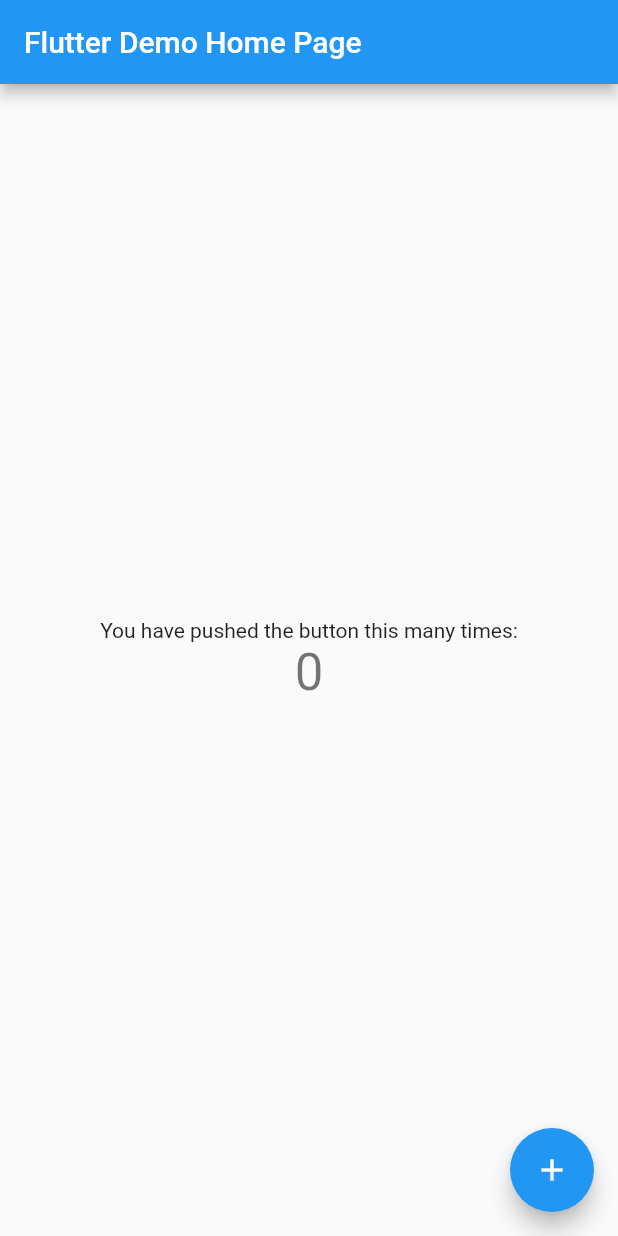
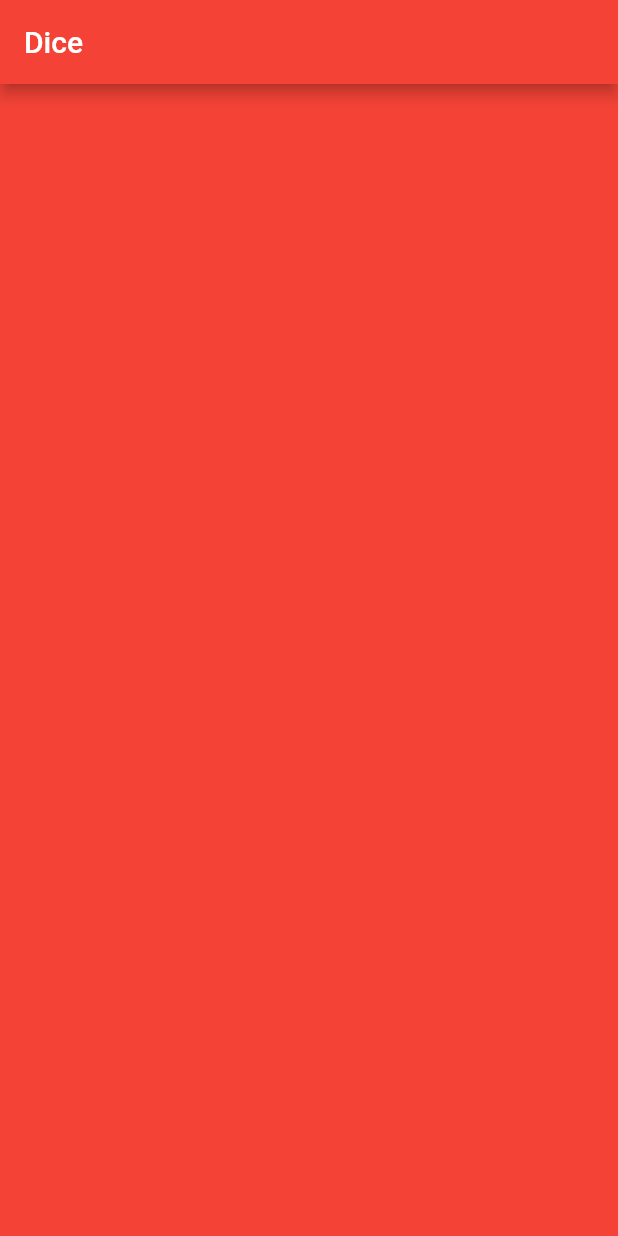
Before and after one commit to Saniya2201/dice_game, a Flutter app: the screen it shows after launch, on a phone screen of 412 x 824 dp. Run offline on Flutter 3.47's test engine with Material 2 defaults, Android fonts, the phone set to English and light mode, and no system bars.

Commit message:
changed icon and basic layout

```diff
--- a/lib/main.dart
+++ b/lib/main.dart
@@ -1,115 +1,25 @@
 import 'package:flutter/material.dart';
 
 void main() {
-  runApp(const MyApp());
+  return runApp(
+    MaterialApp(
+      home: Scaffold(
+        backgroundColor: Colors.red,
+        appBar: AppBar(
+          title: Text('Dice'),
+          backgroundColor: Colors.red,
+        ),
+        body: DicePage(),
+      ),
+    )
+  );
 }
 
-class MyApp extends StatelessWidget {
-  const MyApp({super.key});
-
-  // This widget is the root of your application.
-  @override
-  Widget build(BuildContext context) {
-    return MaterialApp(
-      title: 'Flutter Demo',
-      theme: ThemeData(
-        // This is the theme of your application.
-        //
-        // Try running your application with "flutter run". You'll see the
-        // application has a blue toolbar. Then, without quitting the app, try
-        // changing the primarySwatch below to Colors.green and then invoke
-        // "hot reload" (press "r" in the console where you ran "flutter run",
-        // or simply save your changes to "hot reload" in a Flutter IDE).
-        // Notice that the counter didn't reset back to zero; the application
-        // is not restarted.
-        primarySwatch: Colors.blue,
-      ),
-      home: const MyHomePage(title: 'Flutter Demo Home Page'),
-    );
-  }
-}
-
-class MyHomePage extends StatefulWidget {
-  const MyHomePage({super.key, required this.title});
-
-  // This widget is the home page of your application. It is stateful, meaning
-  // that it has a State object (defined below) that contains fields that affect
-  // how it looks.
-
-  // This class is the configuration for the state. It holds the values (in this
-  // case the title) provided by the parent (in this case the App widget) and
-  // used by the build method of the State. Fields in a Widget subclass are
-  // always marked "final".
-
-  final String title;
-
-  @override
-  State<MyHomePage> createState() => _MyHomePageState();
-}
-
-class _MyHomePageState extends State<MyHomePage> {
-  int _counter = 0;
-
-  void _incrementCounter() {
-    setState(() {
-      // This call to setState tells the Flutter framework that something has
-      // changed in this State, which causes it to rerun the build method below
-      // so that the display can reflect the updated values. If we changed
-      // _counter without calling setState(), then the build method would not be
-      // called again, and so nothing would appear to happen.
-      _counter++;
-    });
-  }
+class DicePage extends StatelessWidget {
+  const DicePage({Key? key}) : super(key: key);
 
   @override
   Widget build(BuildContext context) {
-    // This method is rerun every time setState is called, for instance as done
-    // by the _incrementCounter method above.
-    //
-    // The Flutter framework has been optimized to make rerunning build methods
-    // fast, so that you can just rebuild anything that needs updating rather
-    // than having to individually change instances of widgets.
-    return Scaffold(
-      appBar: AppBar(
-        // Here we take the value from the MyHomePage object that was created by
-        // the App.build method, and use it to set our appbar title.
-        title: Text(widget.title),
-      ),
-      body: Center(
-        // Center is a layout widget. It takes a single child and positions it
-        // in the middle of the parent.
-        child: Column(
-          // Column is also a layout widget. It takes a list of children and
-          // arranges them vertically. By default, it sizes itself to fit its
-          // children horizontally, and tries to be as tall as its parent.
-          //
-          // Invoke "debug painting" (press "p" in the console, choose the
-          // "Toggle Debug Paint" action from the Flutter Inspector in Android
-          // Studio, or the "Toggle Debug Paint" command in Visual Studio Code)
-          // to see the wireframe for each widget.
-          //
-          // Column has various properties to control how it sizes itself and
-          // how it positions its children. Here we use mainAxisAlignment to
-          // center the children vertically; the main axis here is the vertical
-          // axis because Columns are vertical (the cross axis would be
-          // horizontal).
-          mainAxisAlignment: MainAxisAlignment.center,
-          children: <Widget>[
-            const Text(
-              'You have pushed the button this many times:',
-            ),
-            Text(
-              '$_counter',
-              style: Theme.of(context).textTheme.headline4,
-            ),
-          ],
-        ),
-      ),
-      floatingActionButton: FloatingActionButton(
-        onPressed: _incrementCounter,
-        tooltip: 'Increment',
-        child: const Icon(Icons.add),
-      ), // This trailing comma makes auto-formatting nicer for build methods.
-    );
+    return Container();
   }
 }
```
Also changed, not shown: 15 other files.
